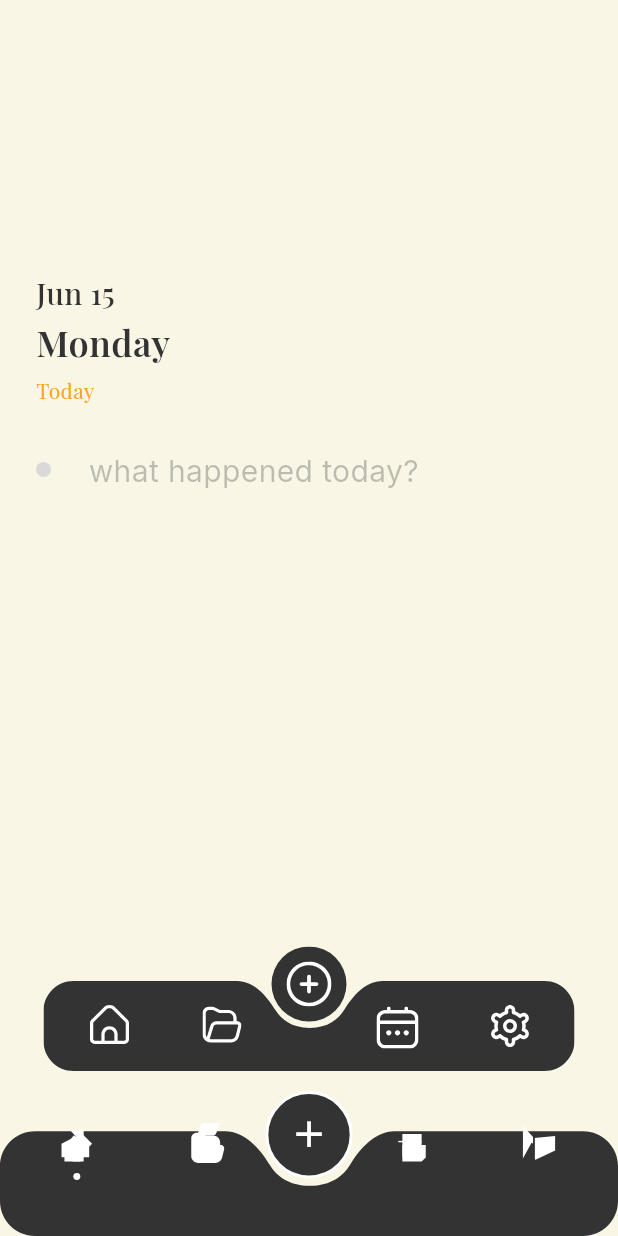
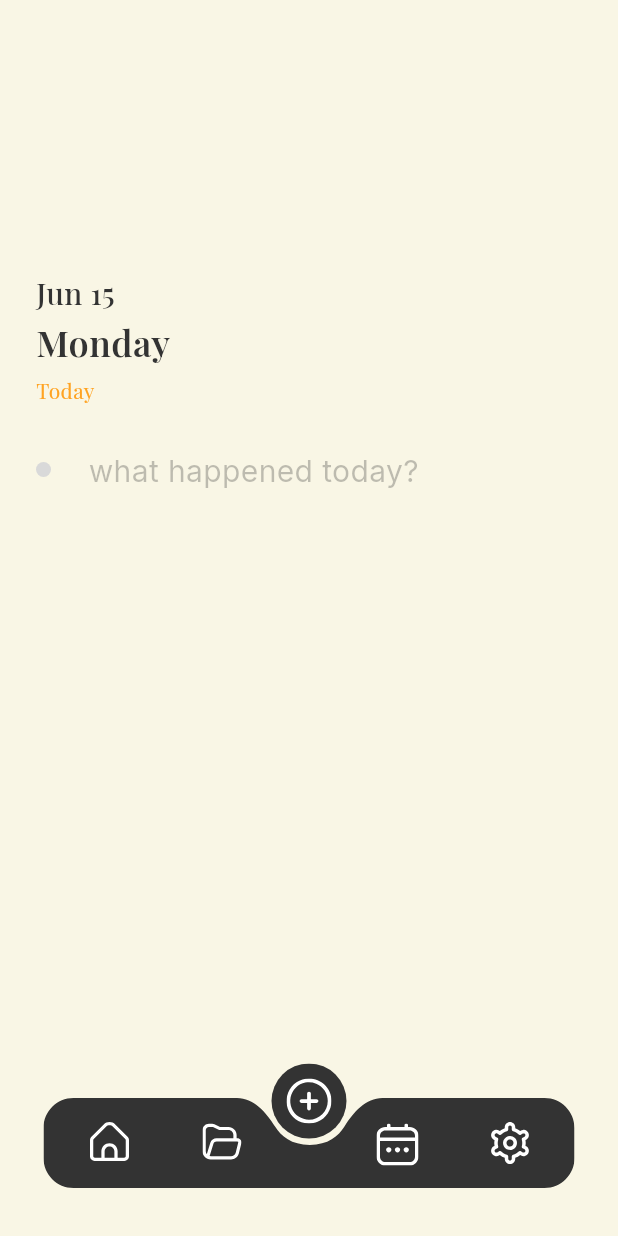
Before and after one commit to HemanthAdapala/QuickNotes, a Flutter app: the HomeScreen screen opened directly, on a phone screen of 412 x 824 dp. Run offline on Flutter 3.47's test engine with Material 3 defaults, Android fonts, the phone set to English and light mode, and no system bars; our stand-ins replace audioplayers, flutter_local_notifications, flutter_markdown, flutter_secure_storage, flutter_svg, google_fonts and 7 more; missing offline and left inert: encrypt, home_widget, record; accounts and stored records are empty; network calls fail; project files that could hold a hidden picture were left out.

Commit message:
feat: replace GravityNotesNavBar with the SvgPicture bottom bar (The Cardboard Cutout)

```diff
--- a/lib/views/screens/home_screen.dart
+++ b/lib/views/screens/home_screen.dart
@@ -6,7 +6,6 @@ import 'package:flutter_svg/flutter_svg.dart';
 
 import '../../providers/notes_provider.dart';
 import '../../themes/app_theme.dart';
-import '../widgets/gravity_notes_nav_bar.dart';
 import '../widgets/living_writing_experience.dart';
 import '../widgets/home_prompt_view.dart';
 import 'note_editor_screen.dart';
@@ -135,9 +134,9 @@ class _HomeScreenState extends State<HomeScreen> {
             ],
           ),
 
-          // ── Restored Bottom Bar (Comparison) ────────────────────────
+          // ── Bottom nav bar (The Cardboard Cutout) ──────────────────
           Positioned(
-            bottom: 110,
+            bottom: 32 + MediaQuery.of(context).padding.bottom,
             left: 24,
             right: 24,
             child: Center(
@@ -157,6 +156,7 @@ class _HomeScreenState extends State<HomeScreen> {
                       width: 26,
                       height: 26,
                       child: GestureDetector(
+                        key: const Key('nav_home'),
                         onTap: () {
                           HapticFeedback.lightImpact();
                           setState(() => _activeNavIndex = 0);
@@ -170,6 +170,7 @@ class _HomeScreenState extends State<HomeScreen> {
                       width: 26,
                       height: 26,
                       child: GestureDetector(
+                        key: const Key('nav_folders'),
                         onTap: () {
                           HapticFeedback.lightImpact();
                           setState(() => _activeNavIndex = 1);
@@ -183,6 +184,7 @@ class _HomeScreenState extends State<HomeScreen> {
                       width: 50,
                       height: 50,
                       child: GestureDetector(
+                        key: const Key('nav_fab'),
                         onTap: _openNewNote,
                         child: Container(color: Colors.transparent),
                       ),
@@ -193,6 +195,7 @@ class _HomeScreenState extends State<HomeScreen> {
                       width: 28,
                       height: 28,
                       child: GestureDetector(
+                        key: const Key('nav_calendar'),
                         onTap: () {
                           HapticFeedback.lightImpact();
                           setState(() => _activeNavIndex = 2);
@@ -206,6 +209,7 @@ class _HomeScreenState extends State<HomeScreen> {
                       width: 28,
                       height: 28,
                       child: GestureDetector(
+                        key: const Key('nav_settings'),
                         onTap: () {
                           HapticFeedback.lightImpact();
                           setState(() => _activeNavIndex = 3);
@@ -218,22 +222,6 @@ class _HomeScreenState extends State<HomeScreen> {
               ),
             ),
           ),
-
-          // ── Bottom nav bar ─────────────────────────────────────────
-          Positioned(
-            bottom: 0,
-            left: 0,
-            right: 0,
-            child: GravityNotesNavBar(
-              activeIndex: _activeNavIndex,
-              onTap: (index) {
-                if (_activeNavIndex == index) return;
-                HapticFeedback.lightImpact();
-                setState(() => _activeNavIndex = index);
-              },
-              onFabTap: _openNewNote,
-            ),
-          ),
         ],
       ),
     );
```
Also changed, not shown: 1 other file.
